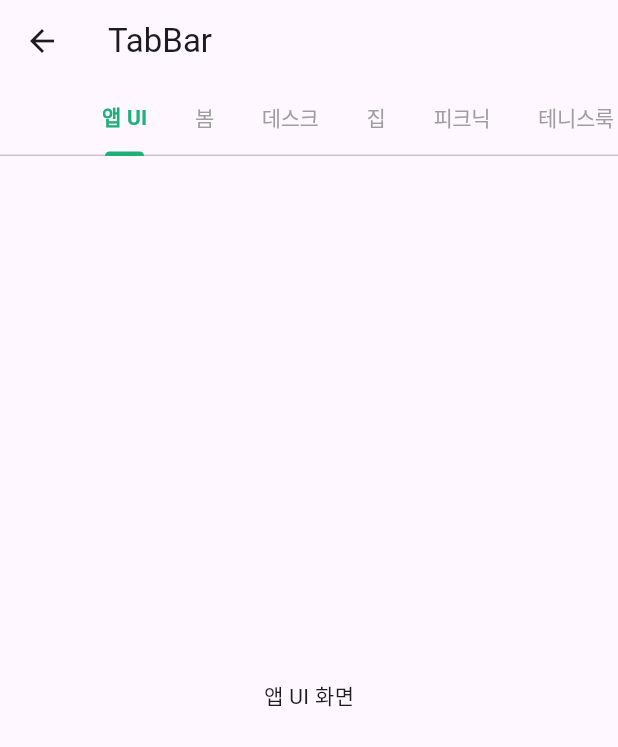
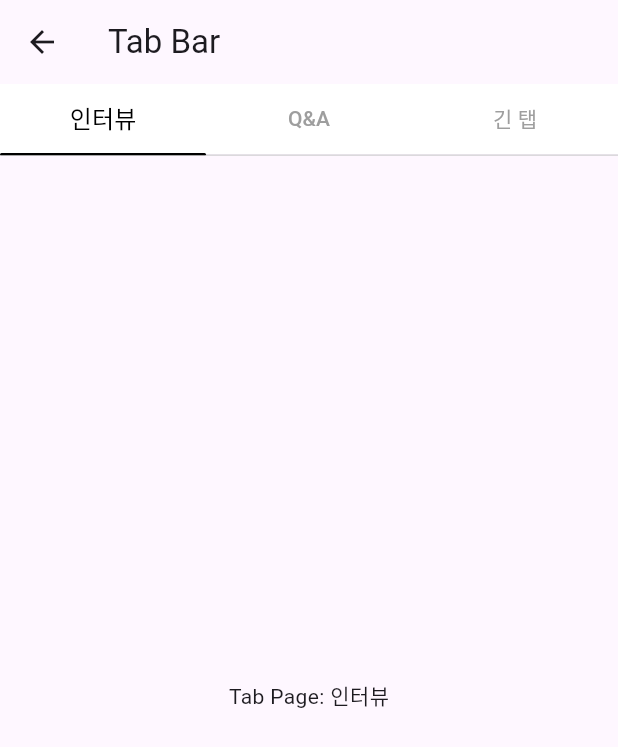
Before and after one commit to yundal8755/cool_widget, a Flutter app: the TabBarPage screen opened by its route, on a phone screen of 412 x 824 dp. Shown: the top 747 px of the screen. Run offline on Flutter 3.47's test engine with Material 3 defaults, Android fonts, the phone set to English and light mode, and no system bars; our stand-ins replace cached_network_image, flutter_bounceable, flutter_svg, gap, image_picker; missing offline and left inert: bounce_tapper; Roboto replaces fonts that are missing (pretendard).

Commit message:
feature : tab_bar 컴포넌트 구현

```diff
--- a/lib/presentation/components/tab_bar/cool_tab_bar_widget.dart
+++ b/lib/presentation/components/tab_bar/cool_tab_bar_widget.dart
@@ -1,163 +1,132 @@
 import 'package:flutter/material.dart';
 
-class CustomAnimatedTabBar extends StatefulWidget {
-  final TabController controller;
-  final List<String> tabs;
-  final Color indicatorColor;
-  final Color selectedTextColor;
-  final Color unselectedTextColor;
-  final double indicatorHeight;
-  final double indicatorCurveHeight;
-  final Duration duration;
+// ========================= CommonTabBar =========================
 
-  const CustomAnimatedTabBar({
-    super.key,
-    required this.controller,
-    required this.tabs,
-    this.indicatorColor = Colors.blue,
-    this.selectedTextColor = Colors.blue,
-    this.unselectedTextColor = Colors.grey,
-    this.indicatorHeight = 4.0,
-    this.indicatorCurveHeight = 8.0, // 인디케이터 곡선 높이(커스텀 예시)
-    this.duration = const Duration(milliseconds: 300),
-  });
+class CommonTabBar extends StatelessWidget {
+  final TabController tabController;
+  final List<String> tabLabels;
+  final double totalWidth; // 전체 화면 너비
+  final int tabCount; // 탭 개수 (최대 4)
 
-  @override
-  State<CustomAnimatedTabBar> createState() => _CustomAnimatedTabBarState();
-}
-
-class _CustomAnimatedTabBarState extends State<CustomAnimatedTabBar> {
-  // 여분의 AnimationController를 굳이 만들 필요 없이,
-  // TabController의 animation을 통해도 인디케이터 위치/상태를 추적할 수 있음.
-  // 필요하다면 별도의 AnimationController를 사용해도 됨.
-
-  @override
-  void initState() {
-    super.initState();
-    // Tab 변경 시 setState로 재랜더링하여 텍스트 색 변경 반영
-    widget.controller.addListener(() {
-      setState(() {});
-    });
-  }
-
-  @override
-  void dispose() {
-    widget.controller.removeListener(() {});
-    super.dispose();
-  }
+  const CommonTabBar({
+    Key? key,
+    required this.tabController,
+    required this.tabLabels,
+    required this.totalWidth,
+    required this.tabCount,
+  }) : super(key: key);
 
   @override
   Widget build(BuildContext context) {
-    // 전체 탭 화면의 너비
-    final tabCount = widget.tabs.length;
+    // 탭 개수만큼 등분된 폭
+    // (예: 탭이 2개면 1/2, 3개면 1/3, 4개면 1/4)
+    final double singleTabWidth = totalWidth / tabCount;
 
-    return LayoutBuilder(
-      builder: (context, constraints) {
-        final tabWidth = constraints.maxWidth / tabCount;
+    return ColoredBox(
+      color: Colors.white,
+      child: Stack(
+        children: [
+          // Flutter 기본 TabBar 사용
+          // isScrollable=false 면 전체 폭을 차지하고, 내부적으로 탭 개수만큼 균등 배분
+          // 단, 아래 처럼 Expanded를 감싸거나 전체 폭 제한이 있어야
+          // 정확히 singleTabWidth씩 나누어 집니다.
+          SizedBox(
+            width: totalWidth,
+            child: TabBar(
+              controller: tabController,
+              // 고정 너비 배분을 위해, isScrollable=false
+              isScrollable: false,
+              tabs: tabLabels.map((tabText) => Tab(text: tabText)).toList(),
 
-        return Stack(
-          children: [
-            // 1) 탭 항목 (텍스트 등)
-            Row(
-              mainAxisAlignment: MainAxisAlignment.spaceAround,
-              children: List.generate(tabCount, (index) {
-                final bool isSelected = (index == widget.controller.index);
-                return Expanded(
-                  child: GestureDetector(
-                    onTap: () {
-                      widget.controller.animateTo(index,
-                          duration: widget.duration, curve: Curves.easeInOut);
-                    },
-                    child: Container(
-                      padding: const EdgeInsets.symmetric(vertical: 12),
-                      alignment: Alignment.center,
-                      child: AnimatedDefaultTextStyle(
-                        duration: widget.duration,
-                        style: TextStyle(
-                          fontSize: isSelected ? 16 : 14,
-                          fontWeight:
-                              isSelected ? FontWeight.bold : FontWeight.normal,
-                          color: isSelected
-                              ? widget.selectedTextColor
-                              : widget.unselectedTextColor,
-                        ),
-                        child: Text(widget.tabs[index]),
-                      ),
-                    ),
-                  ),
-                );
-              }),
+              // 외관 스타일
+              labelColor: Colors.black,
+              unselectedLabelColor: Colors.grey,
+              labelStyle: const TextStyle(fontSize: 16),
+              unselectedLabelStyle: const TextStyle(fontSize: 14),
+
+              // 커스텀 인디케이터: 탭 한 칸에 맞춘 폭
+              indicator: TechtalkTabBar(
+                width: singleTabWidth,
+                height: 2,
+              ),
             ),
-            // 2) 애니메이션 인디케이터
-            // TabController.animation.value를 사용하면
-            // 현재 페이지(인덱스) 사이 위치를 0~(탭수-1) 범위로 실시간 얻을 수 있음.
-            AnimatedBuilder(
-              animation: widget.controller.animation ?? widget.controller,
-              builder: (context, child) {
-                // animation.value는 예: 0.0 (0번 탭), 0.5 (0번과 1번 사이), 1.0 (1번 탭) ...
-                final animationValue = widget.controller.animation!.value;
-                // 인디케이터의 시작 위치(왼쪽)
-                final indicatorLeft = animationValue * tabWidth;
+          ),
 
-                return Positioned(
-                  bottom: 0,
-                  left: indicatorLeft,
-                  width: tabWidth,
-                  child: CustomPaint(
-                    painter: _IndicatorPainter(
-                      color: widget.indicatorColor,
-                      height: widget.indicatorHeight,
-                      curveHeight: widget.indicatorCurveHeight,
-                    ),
-                  ),
-                );
-              },
+          // 아래쪽 Divider
+          Positioned(
+            bottom: 0,
+            left: 0,
+            right: 0,
+            child: Container(
+              height: 0.5,
+              color: Colors.grey.shade300,
             ),
-          ],
-        );
-      },
+          ),
+        ],
+      ),
     );
   }
 }
 
-/// 커스텀 인디케이터를 그려주는 페인터
-class _IndicatorPainter extends CustomPainter {
-  final Color color;
-  final double height;
-  final double curveHeight;
+// ========================= TechtalkTabBar =========================
 
-  _IndicatorPainter({
-    required this.color,
-    required this.height,
-    required this.curveHeight,
+class TechtalkTabBar extends Decoration {
+  final double width;
+  final double height; // 인디케이터 높이
+
+  // 기본 높이 2, width는 (화면너비 / 탭개수)로 설정
+  const TechtalkTabBar({
+    required this.width,
+    this.height = 2,
   });
 
   @override
-  void paint(Canvas canvas, Size size) {
-    // 인디케이터의 너비: size.width
-    // 인디케이터의 높이: height (단순한 직선이 아니라 곡선 모양으로 표현하는 예시)
+  BoxPainter createBoxPainter([VoidCallback? onChanged]) {
+    return _CustomPainter(
+      width: width,
+      height: height,
+    );
+  }
+}
+
+class _CustomPainter extends BoxPainter {
+  final double width;
+  final double height;
+
+  _CustomPainter({
+    required this.width,
+    required this.height,
+  });
+
+  @override
+  void paint(Canvas canvas, Offset offset, ImageConfiguration configuration) {
     final paint = Paint()
-      ..color = color
+      ..color = Colors.black
       ..style = PaintingStyle.fill;
 
-    // 간단히 직선+곡선을 섞어 그려볼 예시
-    final path = Path();
-    path.moveTo(0, 0);
-    path.lineTo(0, -curveHeight);
-    path.quadraticBezierTo(
-        size.width / 1, -curveHeight * 1, size.width, -curveHeight);
-    path.lineTo(size.width, 0);
-    path.lineTo(size.width, height);
-    path.lineTo(0, height);
-    path.close();
+    // 현재 탭 한 칸의 폭 = configuration.size!.width
+    // 하지만 여기서는 이미 width 파라미터로 (화면너비 / 탭수) 전달받았으므로
+    // 그대로 사용할 수 있음.
+    // 아래는 "해당 탭" 영역을 정확히 채운다고 가정해, xCenter 기준으로 인디케이터를 그립니다.
 
-    canvas.drawPath(path, paint);
-  }
+    final double xCenter = offset.dx + (configuration.size!.width / 2);
+    final double yBottom = configuration.size!.height - height;
 
-  @override
-  bool shouldRepaint(_IndicatorPainter oldDelegate) {
-    return oldDelegate.color != color ||
-        oldDelegate.height != height ||
-        oldDelegate.curveHeight != curveHeight;
+    // 커스텀 인디케이터 폭
+    // 여기서는 "화면 / 탭 수" 로 넘어온 width.
+    // 만약 특정 패딩을 더 주고 싶으면, width에서 몇 픽셀 빼도 됨
+    final double indicatorWidth = width;
+
+    final double startX = xCenter - (indicatorWidth / 2);
+    final double endX = xCenter + (indicatorWidth / 2);
+
+    // 그리기
+    canvas.drawRRect(
+      RRect.fromRectAndRadius(
+        Rect.fromLTRB(startX, yBottom, endX, yBottom + height),
+        Radius.circular(height / 2),
+      ),
+      paint,
+    );
   }
 }
--- a/lib/presentation/pages/tab_bar/tab_bar_page.dart
+++ b/lib/presentation/pages/tab_bar/tab_bar_page.dart
@@ -1,5 +1,4 @@
-import 'package:cool_widget/app/style/app_color.dart';
-import 'package:cool_widget/app/style/app_text_style.dart';
+import 'package:cool_widget/presentation/components/tab_bar/cool_tab_bar_widget.dart';
 import 'package:flutter/material.dart';
 
 class TabBarPage extends StatefulWidget {
@@ -11,70 +10,66 @@ class TabBarPage extends StatefulWidget {
 
 class _TabBarPageState extends State<TabBarPage>
     with SingleTickerProviderStateMixin {
-  late TabController _tabController;
+  late TabController tabController;
 
-  final List<String> _tabs = [
-    '앱 UI',
-    '봄',
-    '데스크',
-    '집',
-    '피크닉',
-    '테니스룩',
+  // 최대 4개의 탭을 허용한다고 가정
+  // (2개면 2등분, 3개면 3등분, 4개면 4등분)
+  // 필요하면 실제 프로젝트에 맞춰 배열 크기를 제한하거나 처리
+  final List<String> tabTexts = [
+    "인터뷰",
+    "Q&A",
+    "긴 탭",
+    // "더 긴 탭 Ekfkfkfkasdk",
+    // 5개 이상은 허용하지 않는다고 가정할 때,
+    // 이 이상을 넣으면 예외처리를 해도 되고,
+    // 실제 로직으로 클라이언트 입력을 제한해도 됩니다.
   ];
 
   @override
   void initState() {
     super.initState();
-    _tabController = TabController(
-      length: _tabs.length,
-      vsync: this,
-    );
-  }
 
-  @override
-  void dispose() {
-    _tabController.dispose();
-    super.dispose();
+    // 만약 4개를 초과하지 않는다고 가정
+    // => 실제 상황에서는 assert나 예외처리로 방어 가능
+    // assert(tabTexts.length <= 4, "최대 4개의 탭만 지원합니다.");
+
+    // 탭 개수만큼 TabController 생성
+    tabController = TabController(length: tabTexts.length, vsync: this);
   }
 
   @override
   Widget build(BuildContext context) {
-    return DefaultTabController(
-      length: _tabs.length,
-      child: Scaffold(
-        appBar: AppBar(
-          title: const Text('TabBar'),
-          bottom: PreferredSize(
-            preferredSize: const Size.fromHeight(48), // TabBar 높이
-            child: TabBar(
-              controller: _tabController,
-              tabs: _tabs.map((text) {
-                return Tab(
-                  child: Align(
-                    alignment: Alignment.centerLeft,
-                    child: Text(text),
-                  ),
-                );
-              }).toList(),
-              indicatorSize: TabBarIndicatorSize.label,
-              isScrollable: true,
-              indicatorPadding: const EdgeInsets.symmetric(horizontal: 2),
-              labelColor: AppColor.green,
-              unselectedLabelColor: AppColor.gray060,
-              labelStyle: const TextStyle(fontWeight: FontWeight.bold),
-              unselectedLabelStyle: AppTextStyle.body2,
-              indicatorColor: AppColor.green,
-              indicatorWeight: 3,
-              overlayColor: WidgetStateProperty.all(Colors.transparent),
+    // 화면너비
+    final double screenWidth = MediaQuery.of(context).size.width;
+    // 탭 개수
+    final int tabCount = tabTexts.length;
+
+    return Scaffold(
+      appBar: AppBar(title: const Text("Tab Bar")),
+      body: Column(
+        children: [
+          // ====== 커스텀 TabBar 위젯 (CommonTabBar) ======
+          // 탭 개수에 맞춰 자동으로 등분
+          CommonTabBar(
+            tabController: tabController,
+            tabLabels: tabTexts,
+            totalWidth: screenWidth,
+            tabCount: tabCount,
+          ),
+
+          // ====== TabBarView ======
+          Expanded(
+            child: TabBarView(
+              controller: tabController,
+              children: List.generate(
+                tabCount,
+                (index) => Center(
+                  child: Text("Tab Page: ${tabTexts[index]}"),
+                ),
+              ),
             ),
           ),
-        ),
-        body: TabBarView(
-          controller: _tabController,
-          children: _tabs.map((tab) {
-            return Center(child: Text('$tab 화면'));
-          }).toList(),
-        ),
+        ],
       ),
     );
   }
```
Also changed, not shown: lib/main.dart (+8 -0 lines), lib/presentation/home_view_model.dart (+9 -14 lines).
